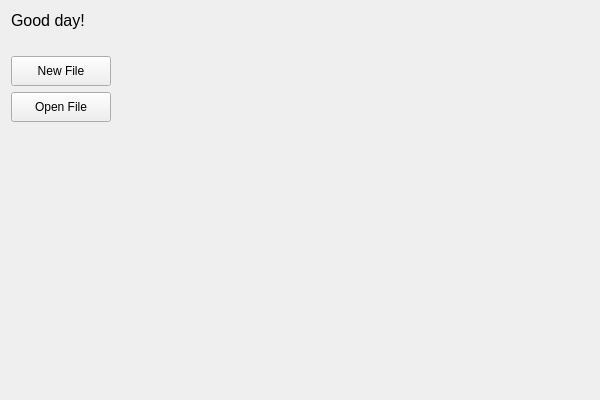
Qt form NickvisionApplication/UI/Views/HomePage.ui (NickvisionApps/Application) before a commit.
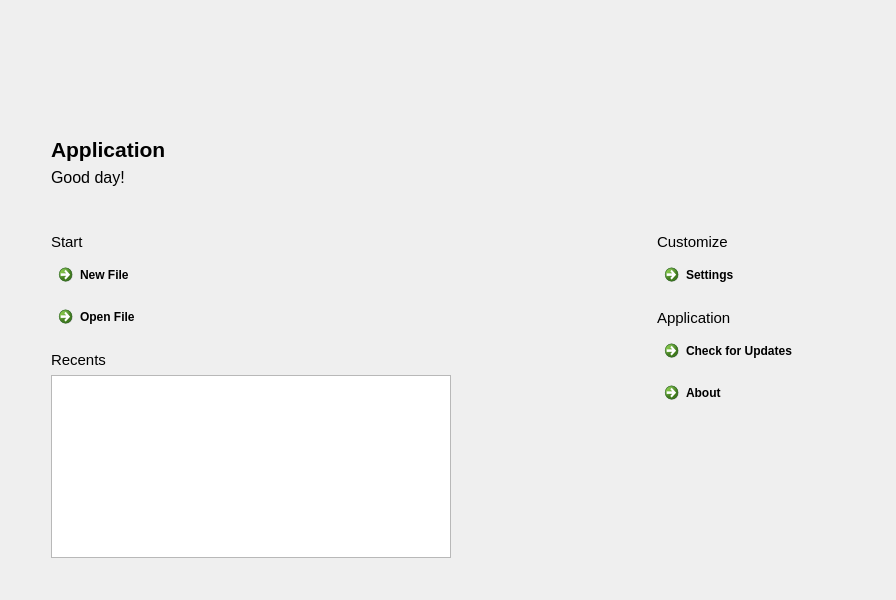
The same form after that commit. Icons and pictures are not drawn.

Commit message: Update HomePage Design

The edit to the form file:
```diff
--- a/NickvisionApplication/UI/Views/HomePage.ui
+++ b/NickvisionApplication/UI/Views/HomePage.ui
@@ -6,105 +6,349 @@
    <rect>
     <x>0</x>
     <y>0</y>
-    <width>600</width>
-    <height>400</height>
+    <width>882</width>
+    <height>600</height>
    </rect>
   </property>
   <property name="windowTitle">
    <string>HomePage</string>
   </property>
-  <layout class="QVBoxLayout" name="verticalLayout">
+  <layout class="QHBoxLayout" name="horizontalLayout_2">
    <item>
-    <widget class="QLabel" name="lblWelcome">
-     <property name="font">
-      <font>
-       <pointsize>12</pointsize>
-      </font>
-     </property>
-     <property name="frameShape">
-      <enum>QFrame::NoFrame</enum>
-     </property>
-     <property name="text">
-      <string>Good day!</string>
-     </property>
-    </widget>
-   </item>
-   <item>
-    <spacer name="verticalSpacer_3">
+    <spacer name="horizontalSpacer">
      <property name="orientation">
-      <enum>Qt::Vertical</enum>
+      <enum>Qt::Horizontal</enum>
      </property>
      <property name="sizeType">
       <enum>QSizePolicy::Fixed</enum>
      </property>
      <property name="sizeHint" stdset="0">
       <size>
-       <width>20</width>
-       <height>20</height>
+       <width>40</width>
+       <height>0</height>
       </size>
      </property>
     </spacer>
    </item>
    <item>
-    <layout class="QHBoxLayout" name="horizontalLayout">
+    <layout class="QVBoxLayout" name="verticalLayout">
      <item>
-      <layout class="QVBoxLayout" name="verticalLayout_3">
+      <spacer name="verticalSpacer_3">
+       <property name="orientation">
+        <enum>Qt::Vertical</enum>
+       </property>
+       <property name="sizeType">
+        <enum>QSizePolicy::Fixed</enum>
+       </property>
+       <property name="sizeHint" stdset="0">
+        <size>
+         <width>0</width>
+         <height>40</height>
+        </size>
+       </property>
+      </spacer>
+     </item>
+     <item>
+      <widget class="QLabel" name="lblIcon">
+       <property name="minimumSize">
+        <size>
+         <width>80</width>
+         <height>80</height>
+        </size>
+       </property>
+       <property name="maximumSize">
+        <size>
+         <width>80</width>
+         <height>80</height>
+        </size>
+       </property>
+       <property name="text">
+        <string/>
+       </property>
+       <property name="pixmap">
+        <pixmap resource="../../resources.qrc">:/Resources/icon.png</pixmap>
+       </property>
+       <property name="scaledContents">
+        <bool>true</bool>
+       </property>
+      </widget>
+     </item>
+     <item>
+      <widget class="QLabel" name="lblAppName">
+       <property name="font">
+        <font>
+         <pointsize>16</pointsize>
+         <bold>true</bold>
+        </font>
+       </property>
+       <property name="text">
+        <string>Application</string>
+       </property>
+      </widget>
+     </item>
+     <item>
+      <widget class="QLabel" name="lblWelcome">
+       <property name="font">
+        <font>
+         <pointsize>12</pointsize>
+        </font>
+       </property>
+       <property name="frameShape">
+        <enum>QFrame::NoFrame</enum>
+       </property>
+       <property name="text">
+        <string>Good day!</string>
+       </property>
+      </widget>
+     </item>
+     <item>
+      <spacer name="verticalSpacer_4">
+       <property name="orientation">
+        <enum>Qt::Vertical</enum>
+       </property>
+       <property name="sizeType">
+        <enum>QSizePolicy::Fixed</enum>
+       </property>
+       <property name="sizeHint" stdset="0">
+        <size>
+         <width>20</width>
+         <height>40</height>
+        </size>
+       </property>
+      </spacer>
+     </item>
+     <item>
+      <layout class="QHBoxLayout" name="horizontalLayout">
        <item>
-        <widget class="QPushButton" name="pushButton">
-         <property name="minimumSize">
-          <size>
-           <width>100</width>
-           <height>30</height>
-          </size>
-         </property>
-         <property name="text">
-          <string>New File</string>
-         </property>
-        </widget>
+        <layout class="QVBoxLayout" name="verticalLayout_2">
+         <item>
+          <widget class="QLabel" name="lblStart">
+           <property name="font">
+            <font>
+             <pointsize>11</pointsize>
+            </font>
+           </property>
+           <property name="text">
+            <string>Start</string>
+           </property>
+          </widget>
+         </item>
+         <item>
+          <widget class="QCommandLinkButton" name="btnNewFile">
+           <property name="text">
+            <string>New File</string>
+           </property>
+          </widget>
+         </item>
+         <item>
+          <widget class="QCommandLinkButton" name="btnOpenFile">
+           <property name="text">
+            <string>Open File</string>
+           </property>
+          </widget>
+         </item>
+         <item>
+          <spacer name="verticalSpacer_6">
+           <property name="orientation">
+            <enum>Qt::Vertical</enum>
+           </property>
+           <property name="sizeType">
+            <enum>QSizePolicy::Fixed</enum>
+           </property>
+           <property name="sizeHint" stdset="0">
+            <size>
+             <width>20</width>
+             <height>10</height>
+            </size>
+           </property>
+          </spacer>
+         </item>
+         <item>
+          <widget class="QLabel" name="lblRecents">
+           <property name="font">
+            <font>
+             <pointsize>11</pointsize>
+            </font>
+           </property>
+           <property name="text">
+            <string>Recents</string>
+           </property>
+          </widget>
+         </item>
+         <item>
+          <widget class="QListWidget" name="listWidget">
+           <property name="minimumSize">
+            <size>
+             <width>400</width>
+             <height>0</height>
+            </size>
+           </property>
+           <property name="maximumSize">
+            <size>
+             <width>400</width>
+             <height>16777215</height>
+            </size>
+           </property>
+          </widget>
+         </item>
+         <item>
+          <spacer name="verticalSpacer_2">
+           <property name="orientation">
+            <enum>Qt::Vertical</enum>
+           </property>
+           <property name="sizeHint" stdset="0">
+            <size>
+             <width>20</width>
+             <height>40</height>
+            </size>
+           </property>
+          </spacer>
+         </item>
+        </layout>
        </item>
        <item>
-        <widget class="QPushButton" name="pushButton_2">
-         <property name="minimumSize">
-          <size>
-           <width>100</width>
-           <height>30</height>
-          </size>
-         </property>
-         <property name="text">
-          <string>Open File</string>
-         </property>
-        </widget>
-       </item>
-       <item>
-        <spacer name="verticalSpacer_2">
+        <spacer name="horizontalSpacer_3">
          <property name="orientation">
-          <enum>Qt::Vertical</enum>
+          <enum>Qt::Horizontal</enum>
+         </property>
+         <property name="sizeType">
+          <enum>QSizePolicy::Fixed</enum>
          </property>
          <property name="sizeHint" stdset="0">
           <size>
-           <width>20</width>
-           <height>40</height>
+           <width>200</width>
+           <height>20</height>
           </size>
          </property>
         </spacer>
        </item>
+       <item>
+        <layout class="QVBoxLayout" name="verticalLayout_3">
+         <item>
+          <widget class="QLabel" name="lblCustomize">
+           <property name="font">
+            <font>
+             <pointsize>11</pointsize>
+            </font>
+           </property>
+           <property name="text">
+            <string>Customize</string>
+           </property>
+          </widget>
+         </item>
+         <item>
+          <widget class="QCommandLinkButton" name="btnSettings">
+           <property name="text">
+            <string>Settings</string>
+           </property>
+          </widget>
+         </item>
+         <item>
+          <spacer name="verticalSpacer_7">
+           <property name="orientation">
+            <enum>Qt::Vertical</enum>
+           </property>
+           <property name="sizeType">
+            <enum>QSizePolicy::Fixed</enum>
+           </property>
+           <property name="sizeHint" stdset="0">
+            <size>
+             <width>20</width>
+             <height>10</height>
+            </size>
+           </property>
+          </spacer>
+         </item>
+         <item>
+          <widget class="QLabel" name="lblApplication">
+           <property name="font">
+            <font>
+             <pointsize>11</pointsize>
+            </font>
+           </property>
+           <property name="text">
+            <string>Application</string>
+           </property>
+          </widget>
+         </item>
+         <item>
+          <widget class="QCommandLinkButton" name="btnCheckForUpdates">
+           <property name="text">
+            <string>Check for Updates</string>
+           </property>
+          </widget>
+         </item>
+         <item>
+          <widget class="QCommandLinkButton" name="btnAbout">
+           <property name="text">
+            <string>About</string>
+           </property>
+          </widget>
+         </item>
+         <item>
+          <spacer name="verticalSpacer">
+           <property name="orientation">
+            <enum>Qt::Vertical</enum>
+           </property>
+           <property name="sizeHint" stdset="0">
+            <size>
+             <width>20</width>
+             <height>40</height>
+            </size>
+           </property>
+          </spacer>
+         </item>
+        </layout>
+       </item>
       </layout>
      </item>
      <item>
-      <spacer name="horizontalSpacer">
+      <spacer name="verticalSpacer_5">
        <property name="orientation">
-        <enum>Qt::Horizontal</enum>
+        <enum>Qt::Vertical</enum>
        </property>
        <property name="sizeHint" stdset="0">
         <size>
-         <width>40</width>
-         <height>20</height>
+         <width>0</width>
+         <height>0</height>
         </size>
        </property>
       </spacer>
      </item>
     </layout>
    </item>
+   <item>
+    <spacer name="horizontalSpacer_2">
+     <property name="orientation">
+      <enum>Qt::Horizontal</enum>
+     </property>
+     <property name="sizeType">
+      <enum>QSizePolicy::Expanding</enum>
+     </property>
+     <property name="sizeHint" stdset="0">
+      <size>
+       <width>200</width>
+       <height>20</height>
+      </size>
+     </property>
+    </spacer>
+   </item>
+   <item>
+    <spacer name="horizontalSpacer_4">
+     <property name="orientation">
+      <enum>Qt::Horizontal</enum>
+     </property>
+     <property name="sizeType">
+      <enum>QSizePolicy::Fixed</enum>
+     </property>
+     <property name="sizeHint" stdset="0">
+      <size>
+       <width>60</width>
+       <height>20</height>
+      </size>
+     </property>
+    </spacer>
+   </item>
   </layout>
  </widget>
  <layoutdefault spacing="6" margin="11"/>
```
Left out of the diff: 4 changed lines with no effect on the pictures. The commit also changes 5 other files.
